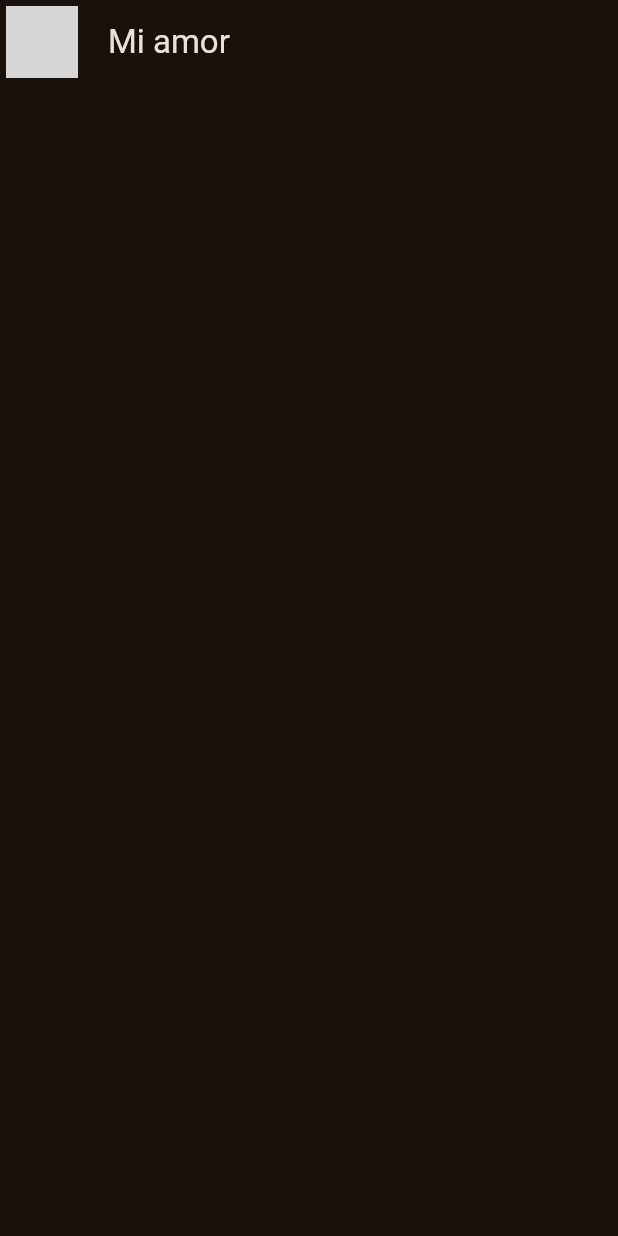
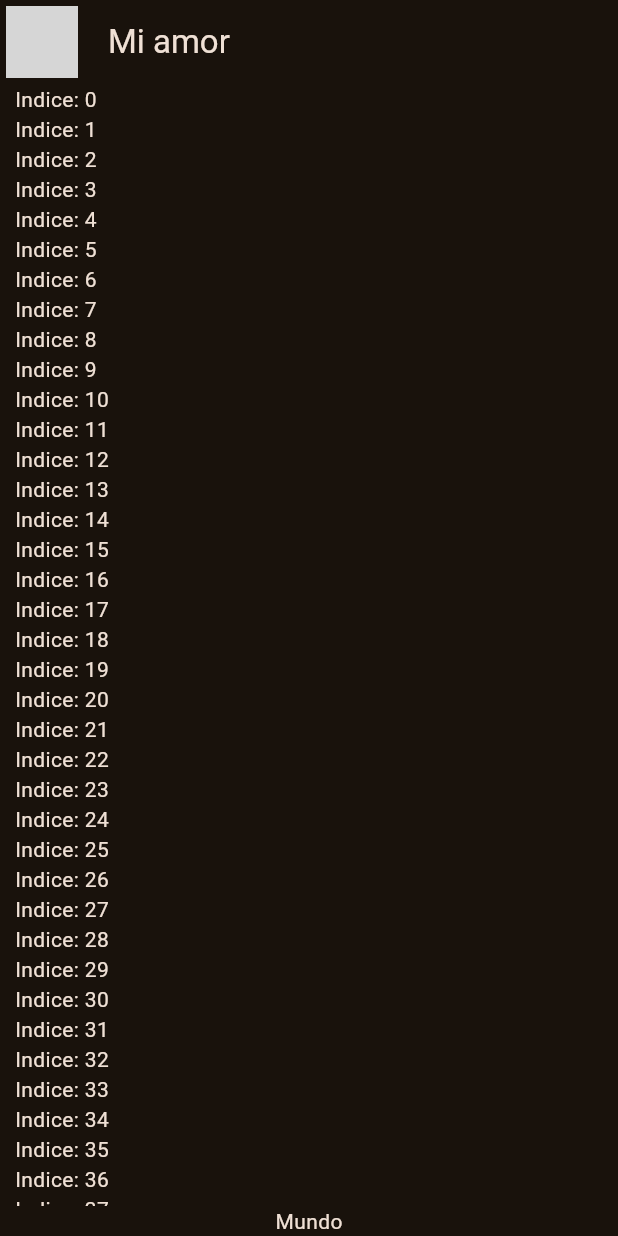
Before and after one commit to saitohfin/flutter_course_yes_no_app, a Flutter app: the screen it shows after launch, on a phone screen of 412 x 824 dp. Run offline on Flutter 3.47's test engine with Material 2 defaults, Android fonts, the phone set to English and light mode, and no system bars; missing offline and left inert: dart:html; network calls fail; grey boxes are pictures that could not be loaded.

```diff
--- a/lib/presentation/chat/chat_screen.dart
+++ b/lib/presentation/chat/chat_screen.dart
@@ -1,8 +1,6 @@
 import 'package:flutter/material.dart';
 
-
 class ChatScreen extends StatelessWidget {
-
   const ChatScreen({super.key});
 
   @override
@@ -14,8 +12,32 @@ class ChatScreen extends StatelessWidget {
         leading: const Padding(
           padding: EdgeInsets.all(4.0),
           child: CircleAvatar(
-            backgroundImage: NetworkImage("https://cdn131.picsart.com/350496690090201.jpg"),
+            backgroundImage:
+                NetworkImage("https://cdn131.picsart.com/350496690090201.jpg"),
           ),
+        ),
+      ),
+      body: _ChatView(),
+    );
+  }
+}
+
+class _ChatView extends StatelessWidget {
+  @override
+  Widget build(BuildContext context) {
+    return SafeArea(
+      child: Padding(
+        padding: const EdgeInsets.symmetric(horizontal: 10),
+        child: Column(
+          children: [
+            Expanded(
+                child: ListView.builder(
+                    itemCount: 100,
+                    itemBuilder: (context, index) {
+                      return Text('Indice: $index');
+                    })),
+            Text('Mundo')
+          ],
         ),
       ),
     );
```
